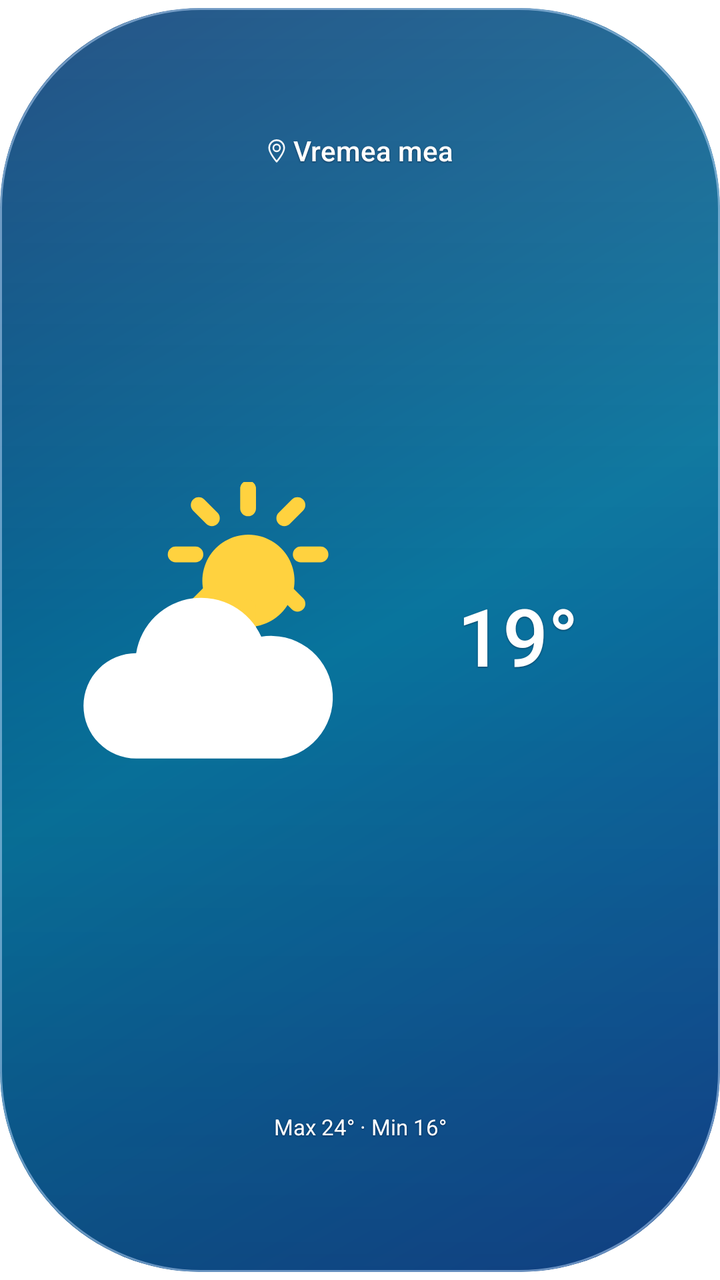
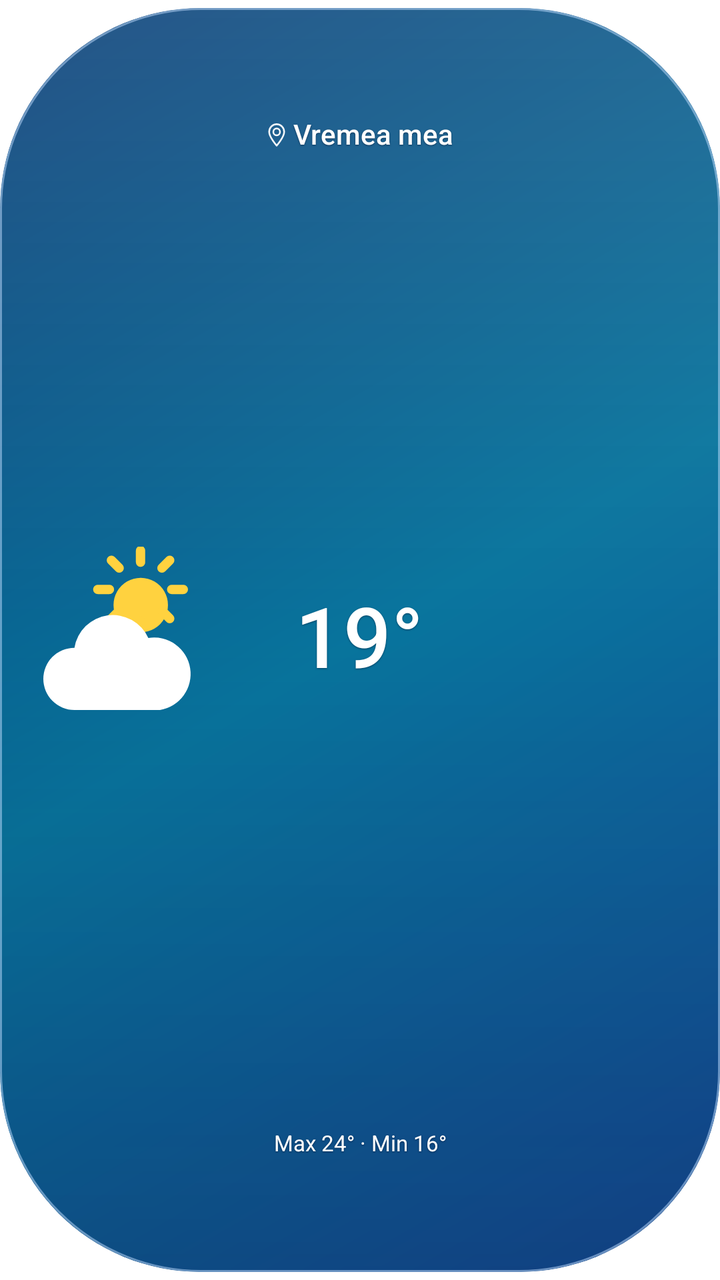

Two renders of the same Android screen: before a commit and after it. Below are the layout's source before the change and the commit's diff.
<!-- AndroidManifest.xml: application theme android:Theme.Translucent.NoTitleBar -->
<!-- res/layout/widget_capsule.xml -->
<?xml version='1.0' encoding='utf-8'?>
<FrameLayout xmlns:android="http://schemas.android.com/apk/res/android" android:layout_width="match_parent" android:layout_height="match_parent">
    <LinearLayout android:id="@+id/capsule_root" android:layout_width="match_parent" android:layout_height="match_parent" android:background="@drawable/widget_capsule_day" android:clipToOutline="true" android:orientation="vertical" android:baselineAligned="false" android:gravity="center_vertical" android:layout_marginTop="4dp" android:layout_marginBottom="4dp" android:paddingStart="10dp" android:paddingEnd="10dp" android:paddingTop="6dp" android:paddingBottom="6dp">
        <FrameLayout android:id="@+id/capsule_header" android:layout_width="match_parent" android:layout_height="0dp" android:layout_weight="0.85">
            <TextView android:id="@+id/capsule_oras" android:layout_width="wrap_content" android:layout_height="match_parent" android:gravity="center" android:includeFontPadding="false" android:drawableStart="@drawable/ic_capsule_location" android:drawablePadding="3dp" android:fontFamily="sans-serif-medium" android:text="@string/widget_preview_city" android:maxLines="1" android:ellipsize="end" android:textColor="#FFFFFFFF" android:textSize="14sp" android:autoSizeTextType="uniform" android:autoSizeMinTextSize="3sp" android:autoSizeMaxTextSize="14sp" android:autoSizeStepGranularity="1sp" android:shadowColor="#80010A22" android:shadowDy="1" android:shadowRadius="1.5" android:layout_gravity="center" />
        </FrameLayout>
        <LinearLayout android:id="@+id/capsule_hero" android:layout_width="match_parent" android:layout_height="0dp" android:layout_weight="2.3" android:orientation="horizontal" android:gravity="center" android:baselineAligned="false" android:paddingStart="12dp" android:paddingEnd="12dp">
            <ImageView android:id="@+id/capsule_icon" android:layout_width="0dp" android:layout_height="match_parent" android:scaleType="fitCenter" android:src="@drawable/ic_w_partial" android:importantForAccessibility="no" android:layout_weight="1" />
            <TextView android:id="@+id/capsule_temp" android:layout_width="0dp" android:layout_height="match_parent" android:layout_weight="1" android:gravity="center" android:includeFontPadding="false" android:maxLines="1" android:fontFamily="sans-serif-medium" android:text="19°" android:textColor="#FFFFFFFF" android:textSize="40sp" android:autoSizeTextType="uniform" android:autoSizeMinTextSize="6sp" android:autoSizeMaxTextSize="40sp" android:autoSizeStepGranularity="1sp" android:shadowColor="#80010A22" android:shadowDy="1" android:shadowRadius="1.5" />
        </LinearLayout>
        <TextView android:id="@+id/capsule_maxmin" android:layout_width="match_parent" android:layout_height="0dp" android:layout_weight="0.85" android:gravity="center" android:includeFontPadding="false" android:maxLines="1" android:fontFamily="sans-serif" android:text="@string/widget_capsule_preview_range" android:textSize="11sp" android:textColor="#FFFFFFFF" android:ellipsize="end" android:autoSizeTextType="uniform" android:autoSizeMinTextSize="4sp" android:autoSizeMaxTextSize="11sp" android:autoSizeStepGranularity="1sp" android:visibility="visible" android:shadowColor="#80010A22" android:shadowDy="1" android:shadowRadius="1.5" />
    </LinearLayout>
</FrameLayout>
<!-- resources referenced by this layout -->
<resources>
  <!-- drawable ic_capsule_location (drawable) -->
  <vector xmlns:android="http://schemas.android.com/apk/res/android"
      android:width="10dp" android:height="12dp" android:viewportWidth="24" android:viewportHeight="28">
      <path android:fillColor="#00000000" android:strokeColor="#F5FFFFFF" android:strokeWidth="2"
          android:strokeLineCap="round" android:strokeLineJoin="round"
          android:pathData="M12,26C12,26 3,16 3,10A9,9 0,0 1,21,10C21,16 12,26 12,26ZM12,6A4,4 0,1 0,12,14A4,4 0,1 0,12,6" />
  </vector>
  <!-- drawable ic_w_partial (drawable) -->
  <vector xmlns:android="http://schemas.android.com/apk/res/android"
      android:width="48dp" android:height="48dp" android:viewportWidth="48" android:viewportHeight="48">
      <path android:fillColor="#FFD23F" android:pathData="M31,8a7,7 0 1,0 0.1,0z"/>
      <path android:strokeColor="#FFD23F" android:strokeWidth="2.4" android:strokeLineCap="round"
          android:pathData="M31,1v3 M31,19v3 M20,11h3 M39,11h3 M23.5,3.5l2,2 M36.5,16.5l2,2 M38.5,3.5l-2,2 M25.5,16.5l-2,2"/>
      <path android:fillColor="#FFFFFF"
          android:pathData="M14,42a8,8 0 0,1 0,-16 10,10 0 0,1 19,-2.5 8,8 0 0,1 3,18.5z"/>
  </vector>
  <!-- drawable widget_capsule_day (drawable) -->
  <?xml version='1.0' encoding='utf-8'?>
  <layer-list xmlns:android="http://schemas.android.com/apk/res/android">
      <item>
          <shape>
              <corners android:radius="100dp" />
              <gradient android:angle="315" android:startColor="#073C76" android:centerColor="#08749D" android:endColor="#164C9A" />
          </shape>
      </item>
      <item>
          <shape>
              <corners android:radius="100dp" />
              <gradient android:angle="270" android:startColor="#1FFFFFFF" android:centerColor="#00FFFFFF" android:endColor="#35000925" />
          </shape>
      </item>
      <item>
          <shape>
              <corners android:radius="100dp" />
              <stroke android:width="1dp" android:color="#80C1DDFF" />
          </shape>
      </item>
  </layer-list>
  <string name="widget_capsule_preview_range">Max 24° · Min 16°</string>
  <string name="widget_preview_city">Vremea mea</string>
</resources>

<!-- the commit's change to res/layout/widget_capsule.xml (unified diff, before → after) -->
@@ -1,12 +1,13 @@
 <?xml version='1.0' encoding='utf-8'?>
 <FrameLayout xmlns:android="http://schemas.android.com/apk/res/android" android:layout_width="match_parent" android:layout_height="match_parent">
-    <LinearLayout android:id="@+id/capsule_root" android:layout_width="match_parent" android:layout_height="match_parent" android:background="@drawable/widget_capsule_day" android:clipToOutline="true" android:orientation="vertical" android:baselineAligned="false" android:gravity="center_vertical" android:layout_marginTop="4dp" android:layout_marginBottom="4dp" android:paddingStart="10dp" android:paddingEnd="10dp" android:paddingTop="6dp" android:paddingBottom="6dp">
+    <LinearLayout android:id="@+id/capsule_root" android:layout_width="match_parent" android:layout_height="match_parent" android:background="@drawable/widget_capsule_day" android:clipToOutline="true" android:orientation="vertical" android:baselineAligned="false" android:gravity="center_vertical" android:layout_marginTop="4dp" android:layout_marginBottom="4dp" android:paddingStart="10dp" android:paddingEnd="10dp" android:paddingTop="5dp" android:paddingBottom="5dp">
         <FrameLayout android:id="@+id/capsule_header" android:layout_width="match_parent" android:layout_height="0dp" android:layout_weight="0.85">
             <TextView android:id="@+id/capsule_oras" android:layout_width="wrap_content" android:layout_height="match_parent" android:gravity="center" android:includeFontPadding="false" android:drawableStart="@drawable/ic_capsule_location" android:drawablePadding="3dp" android:fontFamily="sans-serif-medium" android:text="@string/widget_preview_city" android:maxLines="1" android:ellipsize="end" android:textColor="#FFFFFFFF" android:textSize="14sp" android:autoSizeTextType="uniform" android:autoSizeMinTextSize="3sp" android:autoSizeMaxTextSize="14sp" android:autoSizeStepGranularity="1sp" android:shadowColor="#80010A22" android:shadowDy="1" android:shadowRadius="1.5" android:layout_gravity="center" />
         </FrameLayout>
-        <LinearLayout android:id="@+id/capsule_hero" android:layout_width="match_parent" android:layout_height="0dp" android:layout_weight="2.3" android:orientation="horizontal" android:gravity="center" android:baselineAligned="false" android:paddingStart="12dp" android:paddingEnd="12dp">
-            <ImageView android:id="@+id/capsule_icon" android:layout_width="0dp" android:layout_height="match_parent" android:scaleType="fitCenter" android:src="@drawable/ic_w_partial" android:importantForAccessibility="no" android:layout_weight="1" />
-            <TextView android:id="@+id/capsule_temp" android:layout_width="0dp" android:layout_height="match_parent" android:layout_weight="1" android:gravity="center" android:includeFontPadding="false" android:maxLines="1" android:fontFamily="sans-serif-medium" android:text="19°" android:textColor="#FFFFFFFF" android:textSize="40sp" android:autoSizeTextType="uniform" android:autoSizeMinTextSize="6sp" android:autoSizeMaxTextSize="40sp" android:autoSizeStepGranularity="1sp" android:shadowColor="#80010A22" android:shadowDy="1" android:shadowRadius="1.5" />
+        <LinearLayout android:id="@+id/capsule_hero" android:layout_width="match_parent" android:layout_height="0dp" android:layout_weight="2.8" android:orientation="horizontal" android:gravity="center" android:baselineAligned="false">
+            <ImageView android:id="@+id/capsule_icon" android:layout_width="0dp" android:layout_height="match_parent" android:scaleType="fitCenter" android:src="@drawable/ic_w_partial" android:importantForAccessibility="no" android:layout_weight="1.1" />
+            <TextView android:id="@+id/capsule_temp" android:layout_width="0dp" android:layout_height="match_parent" android:layout_weight="1.8" android:gravity="center" android:includeFontPadding="false" android:maxLines="1" android:fontFamily="sans-serif-medium" android:text="19°" android:textColor="#FFFFFFFF" android:textSize="42sp" android:autoSizeTextType="uniform" android:autoSizeMinTextSize="6sp" android:autoSizeMaxTextSize="42sp" android:autoSizeStepGranularity="1sp" android:shadowColor="#80010A22" android:shadowDy="1" android:shadowRadius="1.5" />
+            <FrameLayout android:layout_width="0dp" android:layout_height="match_parent" android:layout_weight="1.1" android:importantForAccessibility="no" />
         </LinearLayout>
         <TextView android:id="@+id/capsule_maxmin" android:layout_width="match_parent" android:layout_height="0dp" android:layout_weight="0.85" android:gravity="center" android:includeFontPadding="false" android:maxLines="1" android:fontFamily="sans-serif" android:text="@string/widget_capsule_preview_range" android:textSize="11sp" android:textColor="#FFFFFFFF" android:ellipsize="end" android:autoSizeTextType="uniform" android:autoSizeMinTextSize="4sp" android:autoSizeMaxTextSize="11sp" android:autoSizeStepGranularity="1sp" android:visibility="visible" android:shadowColor="#80010A22" android:shadowDy="1" android:shadowRadius="1.5" />
     </LinearLayout>
